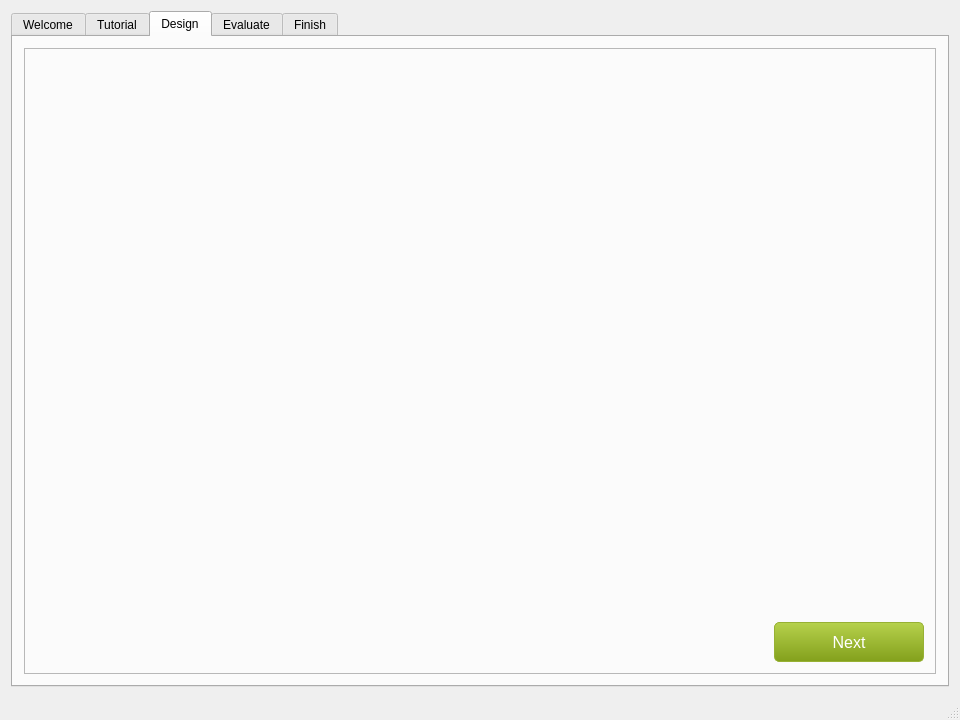
This is UserStudyApp/userstudyMainWindow.ui in ialhashim/user-study-graphics as Qt 5 draws it before an edit. The edited form follows.
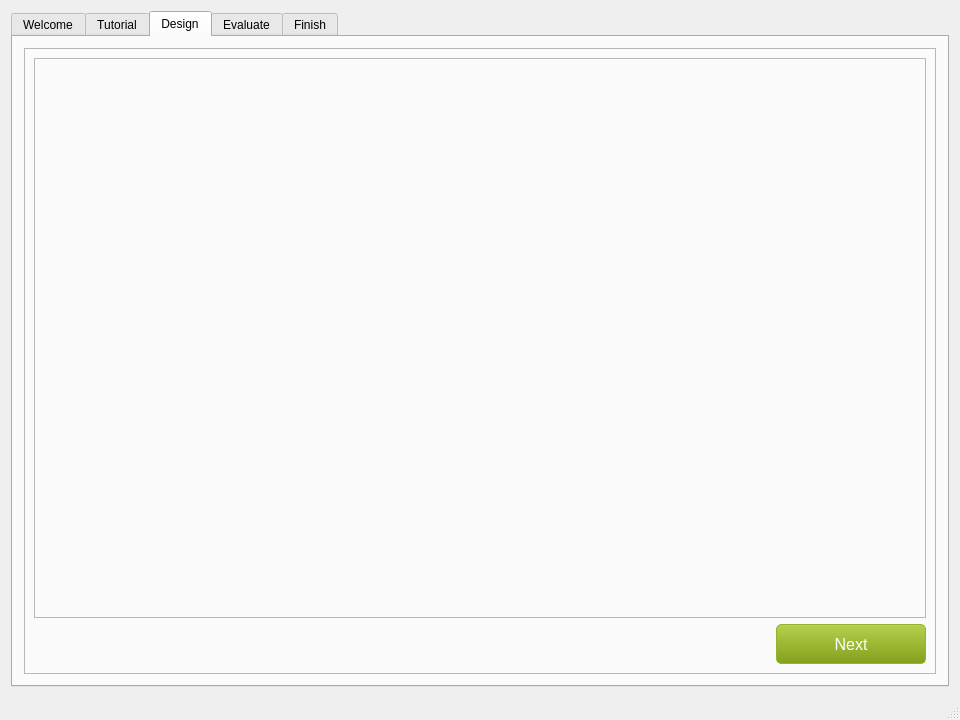
This is the edited form. The open tabs and pages were chosen to show the change. Icons and pictures are not drawn. Custom widgets are drawn as their Qt base class.

What changed in the file:
```diff
--- a/UserStudyApp/userstudyMainWindow.ui
+++ b/UserStudyApp/userstudyMainWindow.ui
@@ -259,6 +259,12 @@
            <enum>QFrame::Raised</enum>
           </property>
           <layout class="QGridLayout" name="gridLayout_5">
+           <property name="margin">
+            <number>9</number>
+           </property>
+           <property name="spacing">
+            <number>6</number>
+           </property>
            <item row="2" column="1">
             <widget class="QPushButton" name="nextButtonDesign">
              <property name="minimumSize">
@@ -325,19 +331,6 @@
                </property>
               </widget>
              </item>
-             <item>
-              <spacer name="verticalSpacer_6">
-               <property name="orientation">
-                <enum>Qt::Vertical</enum>
-               </property>
-               <property name="sizeHint" stdset="0">
-                <size>
-                 <width>20</width>
-                 <height>40</height>
-                </size>
-               </property>
-              </spacer>
-             </item>
             </layout>
            </item>
           </layout>
```
Left out of the diff: 2 changed lines with no effect on the pictures.
